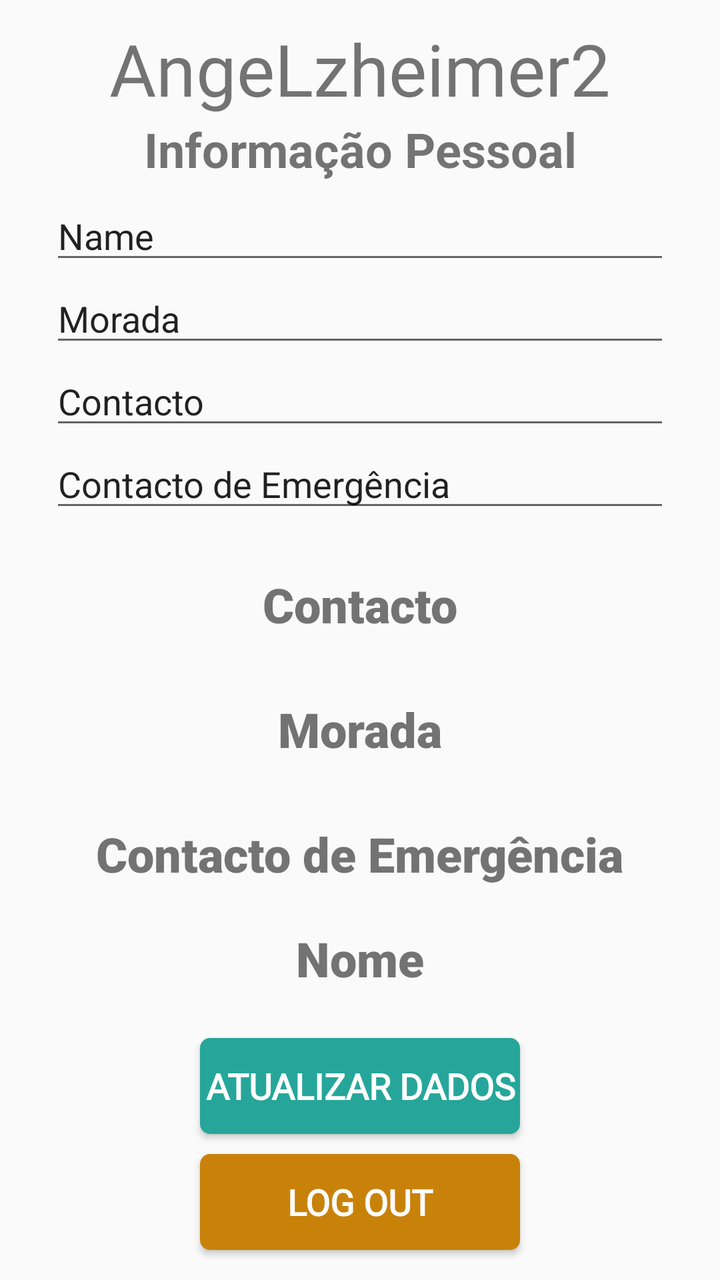
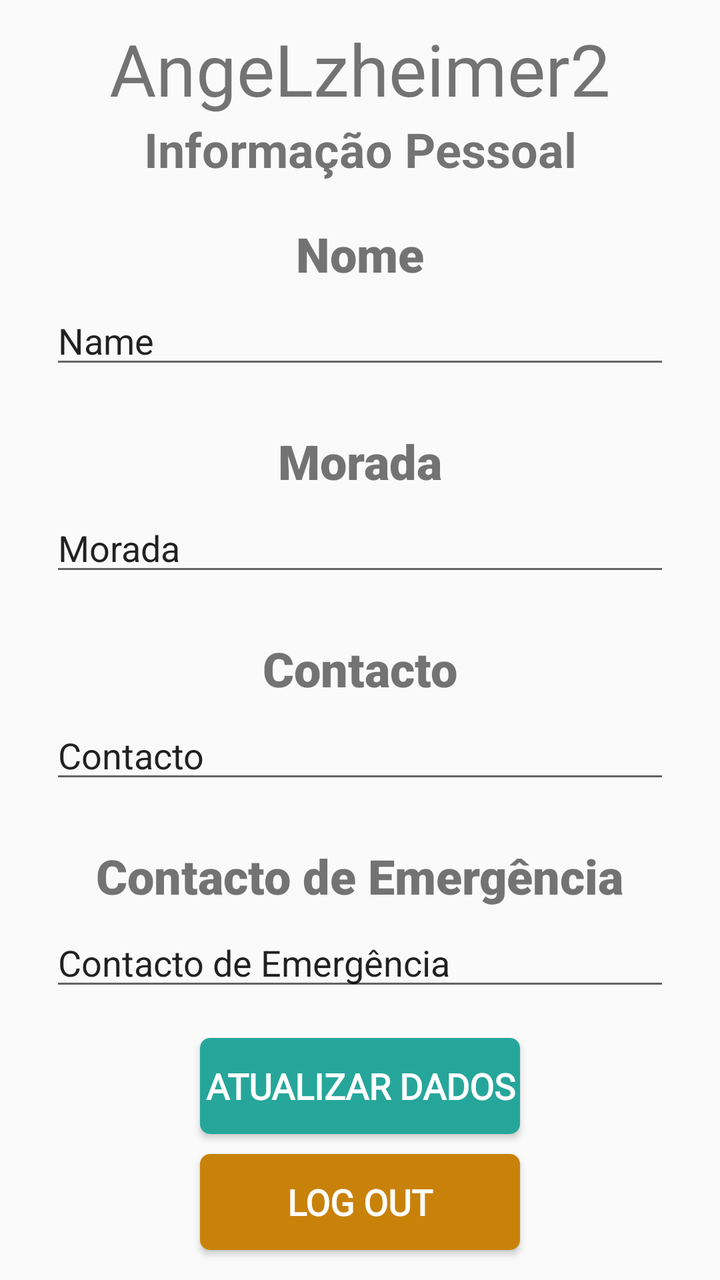

Before-and-after screenshots of an Android layout around one commit, followed by the original layout XML and the change that was made.
<!-- AndroidManifest.xml: application theme AppTheme.NoActionBar -->
<!-- res/layout/fragment_user_info.xml -->
<?xml version="1.0" encoding="utf-8"?>
<FrameLayout xmlns:android="http://schemas.android.com/apk/res/android"
    xmlns:app="http://schemas.android.com/apk/res-auto"
    xmlns:tools="http://schemas.android.com/tools"
    android:layout_width="match_parent"
    android:layout_height="match_parent"
    tools:context=".comum.fragment_UserInfo">

    

    <androidx.constraintlayout.widget.ConstraintLayout
        android:layout_width="match_parent"
        android:layout_height="match_parent">

        <Button
            android:id="@+id/edit"
            android:layout_width="match_parent"
            android:layout_height="wrap_content"
            android:layout_gravity="center"
            android:layout_marginStart="100dp"
            android:layout_marginEnd="100dp"
            android:layout_marginBottom="10dp"
            android:background="@drawable/btn_custom"
            android:fontFamily="@font/roboto_regular"
            android:gravity="center"
            android:text="@string/DataUpdate"
            android:textColor="@android:color/white"
            android:textSize="18sp"
            android:textStyle="bold"
            app:layout_constraintBottom_toTopOf="@+id/bt_LogOut"
            app:layout_constraintEnd_toEndOf="parent"
            app:layout_constraintStart_toStartOf="parent" />

        <Button
            android:id="@+id/bt_LogOut"
            android:layout_width="match_parent"
            android:layout_height="wrap_content"
            android:layout_gravity="center"
            android:layout_marginStart="100dp"
            android:layout_marginEnd="100dp"
            android:layout_marginBottom="15dp"
            android:background="@drawable/btn_logout"
            android:fontFamily="@font/roboto_regular"
            android:gravity="center"
            android:text="Log Out"
            android:textColor="@android:color/white"
            android:textSize="18sp"
            android:textStyle="bold"
            app:layout_constraintBottom_toBottomOf="parent"
            app:layout_constraintEnd_toEndOf="parent"
            app:layout_constraintStart_toStartOf="parent" />

        <ScrollView
            android:id="@+id/scrollView2"
            android:layout_width="match_parent"
            android:layout_height="0dp"
            android:layout_marginTop="5dp"
            android:layout_marginBottom="5dp"
            app:layout_constraintBottom_toTopOf="@+id/edit"
            app:layout_constraintEnd_toEndOf="parent"
            app:layout_constraintStart_toStartOf="parent"
            app:layout_constraintTop_toBottomOf="@+id/textView3">

            <LinearLayout
                android:layout_width="match_parent"
                android:layout_height="wrap_content"
                android:orientation="vertical">

                <EditText
                    android:id="@+id/nome"
                    android:layout_width="match_parent"
                    android:layout_height="wrap_content"
                    android:layout_marginStart="25dp"
                    android:layout_marginEnd="25dp"
                    android:ems="10"
                    android:inputType="textPersonName"
                    android:text="Name" />

                <EditText
                    android:id="@+id/morada"
                    android:layout_width="match_parent"
                    android:layout_height="wrap_content"
                    android:layout_marginStart="25dp"
                    android:layout_marginEnd="25dp"
                    android:ems="10"
                    android:inputType="textPostalAddress"
                    android:text="Morada" />

                <EditText
                    android:id="@+id/contacto"
                    android:layout_width="match_parent"
                    android:layout_height="wrap_content"
                    android:layout_marginStart="25dp"
                    android:layout_marginEnd="25dp"
                    android:ems="10"
                    android:inputType="number"
                    android:text="Contacto" />

                <EditText
                    android:id="@+id/contactoEmergencia"
                    android:layout_width="match_parent"
                    android:layout_height="wrap_content"
                    android:layout_marginStart="25dp"
                    android:layout_marginEnd="25dp"
                    android:ems="10"
                    android:inputType="number"

                    android:text="Contacto de Emergência" />

                <TextView
                    android:layout_width="wrap_content"
                    android:layout_height="wrap_content"
                    android:layout_gravity="center_horizontal"
                    android:layout_marginTop="25dp"
                    android:layout_marginBottom="5dp"
                    android:fontFamily="sans-serif-black"
                    android:text="@string/Contact"
                    android:textSize="24sp"
                    android:textStyle="bold" />

                <TextView
                    android:layout_width="wrap_content"
                    android:layout_height="wrap_content"
                    android:layout_gravity="center_horizontal"
                    android:layout_marginTop="25dp"
                    android:layout_marginBottom="5dp"
                    android:fontFamily="sans-serif-black"
                    android:text="@string/Address"
                    android:textSize="24sp"
                    android:textStyle="bold" />

                <TextView
                    android:layout_width="wrap_content"
                    android:layout_height="wrap_content"
                    android:layout_gravity="center_horizontal"
                    android:layout_marginTop="25dp"
                    android:layout_marginBottom="5dp"
                    android:fontFamily="sans-serif-black"
                    android:text="@string/ContactoEmergencia"
                    android:textSize="24sp"
                    android:textStyle="bold" />

                <TextView
                    android:layout_width="wrap_content"
                    android:layout_height="wrap_content"
                    android:layout_gravity="center_horizontal"
                    android:layout_marginTop="15dp"
                    android:layout_marginBottom="5dp"
                    android:fontFamily="sans-serif-black"
                    android:text="@string/name"
                    android:textSize="24sp"
                    android:textStyle="bold" />

            </LinearLayout>
        </ScrollView>

        <TextView
            android:id="@+id/textView3"
            android:layout_width="match_parent"
            android:layout_height="wrap_content"
            android:text="@string/InfoPessoalLinha"
            android:textAlignment="center"
            android:textSize="24sp"
            android:textStyle="bold"
            app:layout_constraintTop_toBottomOf="@+id/textView2" />

        <TextView
            android:id="@+id/textView2"
            android:layout_width="match_parent"
            android:layout_height="wrap_content"
            android:layout_gravity="center_horizontal"
            android:layout_marginTop="10dp"
            android:fontFamily="@font/indigo_daisy"
            android:gravity="center"
            android:text="@string/app_name"
            android:textSize="36sp"
            app:layout_constraintTop_toTopOf="parent" />

    </androidx.constraintlayout.widget.ConstraintLayout>

</FrameLayout>
<!-- resources referenced by this layout -->
<resources>
  <!-- drawable btn_custom (drawable) -->
  <?xml version="1.0" encoding="utf-8"?>
  <shape xmlns:android="http://schemas.android.com/apk/res/android"
      android:padding="10dp"
      android:shape="rectangle">
  
      <corners
          android:bottomLeftRadius="5dp"
          android:bottomRightRadius="5dp"
          android:topLeftRadius="5dp"
          android:topRightRadius="5dp" />
  
      <solid android:color="#26a69a" />
  
  </shape>
  <!-- drawable btn_logout (drawable) -->
  <?xml version="1.0" encoding="utf-8"?>
  <shape xmlns:android="http://schemas.android.com/apk/res/android"
      android:padding="10dp"
      android:shape="rectangle">
  
      <corners
          android:bottomLeftRadius="5dp"
          android:bottomRightRadius="5dp"
          android:topLeftRadius="5dp"
          android:topRightRadius="5dp" />
  
      <solid android:color="#c8820a" />
  
  </shape>
  <string name="Address">Morada</string>
  <string name="Contact">Contacto</string>
  <string name="ContactoEmergencia">Contacto de Emergência</string>
  <string name="DataUpdate">Atualizar Dados</string>
  <string name="InfoPessoalLinha">Informação Pessoal</string>
  <string name="app_name">AngeLzheimer2</string>
  <string name="name">Nome</string>
  <style name="AppTheme.NoActionBar">
          <item name="windowActionBar">false</item>
          <item name="windowNoTitle">true</item>
      </style>
</resources>

<!-- the commit's change to res/layout/fragment_user_info.xml (unified diff, before → after) -->
@@ -66,6 +66,17 @@
                 android:layout_height="wrap_content"
                 android:orientation="vertical">
 
+                <TextView
+                    android:layout_width="wrap_content"
+                    android:layout_height="wrap_content"
+                    android:layout_gravity="center_horizontal"
+                    android:layout_marginTop="15dp"
+                    android:layout_marginBottom="5dp"
+                    android:fontFamily="sans-serif-black"
+                    android:text="@string/name"
+                    android:textSize="24sp"
+                    android:textStyle="bold" />
+
                 <EditText
                     android:id="@+id/nome"
                     android:layout_width="match_parent"
@@ -76,6 +87,17 @@
                     android:inputType="textPersonName"
                     android:text="Name" />
 
+                <TextView
+                    android:layout_width="wrap_content"
+                    android:layout_height="wrap_content"
+                    android:layout_gravity="center_horizontal"
+                    android:layout_marginTop="25dp"
+                    android:layout_marginBottom="5dp"
+                    android:fontFamily="sans-serif-black"
+                    android:text="@string/Address"
+                    android:textSize="24sp"
+                    android:textStyle="bold" />
+
                 <EditText
                     android:id="@+id/morada"
                     android:layout_width="match_parent"
@@ -85,27 +107,6 @@
                     android:ems="10"
                     android:inputType="textPostalAddress"
                     android:text="Morada" />
-
-                <EditText
-                    android:id="@+id/contacto"
-                    android:layout_width="match_parent"
-                    android:layout_height="wrap_content"
-                    android:layout_marginStart="25dp"
-                    android:layout_marginEnd="25dp"
-                    android:ems="10"
-                    android:inputType="number"
-                    android:text="Contacto" />
-
-                <EditText
-                    android:id="@+id/contactoEmergencia"
-                    android:layout_width="match_parent"
-                    android:layout_height="wrap_content"
-                    android:layout_marginStart="25dp"
-                    android:layout_marginEnd="25dp"
-                    android:ems="10"
-                    android:inputType="number"
-
-                    android:text="Contacto de Emergência" />
 
                 <TextView
                     android:layout_width="wrap_content"
@@ -118,16 +119,15 @@
                     android:textSize="24sp"
                     android:textStyle="bold" />
 
-                <TextView
-                    android:layout_width="wrap_content"
+                <EditText
+                    android:id="@+id/contacto"
+                    android:layout_width="match_parent"
                     android:layout_height="wrap_content"
-                    android:layout_gravity="center_horizontal"
-                    android:layout_marginTop="25dp"
-                    android:layout_marginBottom="5dp"
-                    android:fontFamily="sans-serif-black"
-                    android:text="@string/Address"
-                    android:textSize="24sp"
-                    android:textStyle="bold" />
+                    android:layout_marginStart="25dp"
+                    android:layout_marginEnd="25dp"
+                    android:ems="10"
+                    android:inputType="number"
+                    android:text="Contacto" />
 
                 <TextView
                     android:layout_width="wrap_content"
@@ -140,16 +140,16 @@
                     android:textSize="24sp"
                     android:textStyle="bold" />
 
-                <TextView
-                    android:layout_width="wrap_content"
+                <EditText
+                    android:id="@+id/contactoEmergencia"
+                    android:layout_width="match_parent"
                     android:layout_height="wrap_content"
-                    android:layout_gravity="center_horizontal"
-                    android:layout_marginTop="15dp"
-                    android:layout_marginBottom="5dp"
-                    android:fontFamily="sans-serif-black"
-                    android:text="@string/name"
-                    android:textSize="24sp"
-                    android:textStyle="bold" />
+                    android:layout_marginStart="25dp"
+                    android:layout_marginEnd="25dp"
+                    android:ems="10"
+                    android:inputType="number"
+
+                    android:text="Contacto de Emergência" />
 
             </LinearLayout>
         </ScrollView>
